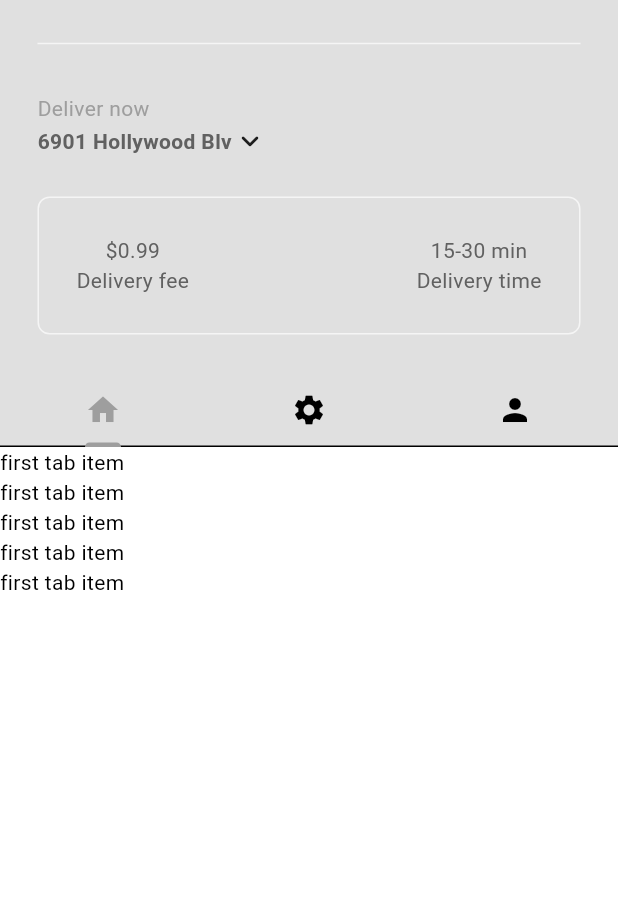
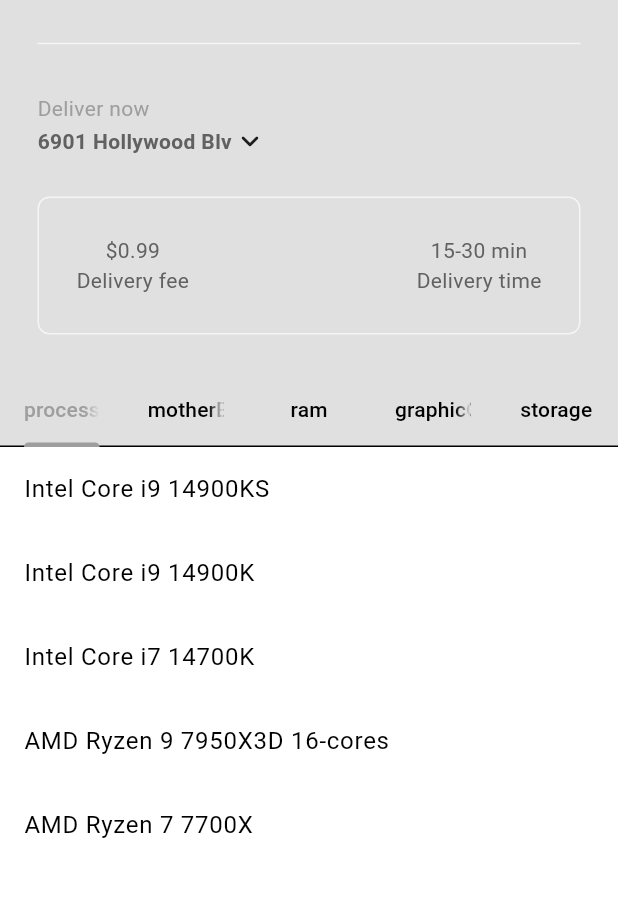
Before and after one commit to Harshana6144/computer_shop_Management_app, a Flutter app: the screen it shows after launch, after a tap on "Sign In", on a phone screen of 412 x 824 dp, the part 63-960 px from its top. Run offline on Flutter 3.47's test engine with Material 3 defaults, Android fonts, the phone set to English and light mode, and no system bars.

Commit message:
pass the values for the items names  shop dart pages from to home page

```diff
--- a/lib/components/my_tab_bar.dart
+++ b/lib/components/my_tab_bar.dart
@@ -1,4 +1,5 @@
 import 'package:flutter/material.dart';
+import 'package:food_dilivery_app/models/parts.dart';
 
 class MyTabBar extends StatelessWidget {
   final TabController tabController;
@@ -8,29 +9,21 @@ class MyTabBar extends StatelessWidget {
     required this.tabController
     });
 
+    List<Tab> _buildCategoryTabs(){
+      return PartsCategory.values.map((Category) {
+        return Tab(
+          text:Category.toString().split('.').last,
+          );
+      }).toList();
+    }
+
   @override
   Widget build(BuildContext context) {
     return Container(
-      child: TabBar(
+      child: TabBar
+      (
         controller: tabController,
-        tabs: [
-          //1st tab
-          Tab(
-            icon:Icon(Icons.home),
-        ),
-
-        //2nd tab
-           Tab(
-            icon:Icon(Icons.settings),
-        ),
-
-        //rd tab
-            Tab(
-            icon:Icon(Icons.person),
-        ),
-
-
-        ],
+        tabs: _buildCategoryTabs(),
       ),
     );
   }
--- a/lib/main.dart
+++ b/lib/main.dart
@@ -1,15 +1,22 @@
 import 'package:flutter/material.dart';
 import 'package:food_dilivery_app/auth/login_or_register.dart';
+import 'package:food_dilivery_app/models/shop.dart';
 import 'package:food_dilivery_app/themes/theme_provider.dart';
 import 'package:provider/provider.dart';
 
 
 void main() {
   runApp(
-    ChangeNotifierProvider(
-    create:(context)=>ThemeProvider(),
-    child: const MyApp(),
-    ),
+   MultiProvider(providers: [
+    //theme provider
+    ChangeNotifierProvider (create: (context) => ThemeProvider(),),
+
+    //shop provider
+    ChangeNotifierProvider (create: (context) => Shop(),),
+
+    ],
+    child:const MyApp(),
+   ),
   );
 }
 
--- a/lib/models/shop.dart
+++ b/lib/models/shop.dart
@@ -1,6 +1,8 @@
+import 'package:flutter/material.dart';
+
 import 'parts.dart';
 
-class Shop{
+class Shop extends ChangeNotifier{
 //list of parts menu
   final List<Part> _menu = [
 
@@ -75,6 +77,7 @@ class Shop{
         Addon(name: "cooler", price: 24000),
         ],
       ),
+
 //========================================================================================================================================
 
     //motherBoards
@@ -237,7 +240,168 @@ class Shop{
         ],
       ),
 
+      // for ASUS ROG Strix RTX 4080 SUPER 16GB GDDR6X
+      Part(
+      name: "ASUS ROG Strix RTX 4080 SUPER 16GB GDDR6X",
+      description: "Graphic Engine NVIDIA® GeForce RTX® 4090,Bus Standard, PCI Express 4.0, OpenGL, OpenGL®4.6, Video Memory 24GB GDDR6X, Engine ClockOC mode: 2640 MHz,Gaming mode: 2610 MHz (Boost Clock),CUDA Core 6384",
+      imagePath: "lib/images/graphicCards/card2.png",
+      price: 619000,
+      category: PartsCategory.graphicCards,
+      availableAddons: [
+        Addon(name: "Stikers", price: 1000),
+        Addon(name: "Cable ties", price: 2500),
+        Addon(name: "Stands", price: 13500),
+        ],
+      ),
 
-    //storage
+      // for ASUS ROG Strix RTX 4070 SUPER 12GB GDDR6X
+      Part(
+      name: "ASUS ROG Strix RTX 4070 SUPER 12GB GDDR6X",
+      description: "Graphic Engine NVIDIA® GeForce RTX® 4090,Bus Standard, PCI Express 4.0, OpenGL, OpenGL®4.6, Video Memory 24GB GDDR6X, Engine ClockOC mode: 2640 MHz,Gaming mode: 2610 MHz (Boost Clock),CUDA Core 6384",
+      imagePath: "lib/images/graphicCards/card3.png",
+      price: 386000,
+      category: PartsCategory.graphicCards,
+      availableAddons: [
+        Addon(name: "Stikers", price: 1000),
+        Addon(name: "Cable ties", price: 2500),
+        Addon(name: "Stands", price: 13500),
+        ],
+      ),
+
+      // for MSI GeForce RTX 4090 SUPRIM X 24G
+      Part(
+      name: " MSI GeForce RTX 4090 SUPRIM X 24G",
+      description: "Graphic Engine NVIDIA® GeForce RTX® 4090,Bus Standard, PCI Express 4.0, OpenGL, OpenGL®4.6, Video Memory 24GB GDDR6X, Engine ClockOC mode: 2640 MHz,Gaming mode: 2610 MHz (Boost Clock),CUDA Core 6384",
+      imagePath: "lib/images/graphicCards/card4.png",
+      price: 956000,
+      category: PartsCategory.graphicCards,
+      availableAddons: [
+        Addon(name: "Stikers", price: 1000),
+        Addon(name: "Cable ties", price: 2500),
+        Addon(name: "Stands", price: 13500),
+        ],
+      ),
+
+       // for MSI GeForce RTX 4070 SUPER 12G GAMING X SLIM
+      Part(
+      name: "MSI GeForce RTX 4070 SUPER 12G GAMING X SLIM",
+      description: "Graphic Engine NVIDIA® GeForce RTX® 4090,Bus Standard, PCI Express 4.0, OpenGL, OpenGL®4.6, Video Memory 24GB GDDR6X, Engine ClockOC mode: 2640 MHz,Gaming mode: 2610 MHz (Boost Clock),CUDA Core 6384",
+      imagePath: "lib/images/graphicCards/card5.png",
+      price: 350500,
+      category: PartsCategory.graphicCards,
+      availableAddons: [
+        Addon(name: "Stikers", price: 1000),
+        Addon(name: "Cable ties", price: 2500),
+        Addon(name: "Stands", price: 13500),
+        ],
+      ),
+
+      //==============================================================================================================================
+      //storage
+
+       // for ASUSTOR LOCKERSTOR 2 (AS6602T) 2 BAY WITH 2 M.2 SLOTS
+      Part(
+      name: "ASUSTOR LOCKERSTOR 2 (AS6602T) 2 BAY WITH 2 M.2 SLOTS",
+      description: "Power for the power user Bringing Double Performance, and SSD Caching to the Small Business,Two 2.5 GbE ports with up to 5 Gbps under Link AggregationDual M.2 NVMe SSD ports for fast caching,Overwhelming 4K experience,Intel Celeron quad core CPU - 30% faster than previous generation.",
+      imagePath: "lib/images/storage/nas_2.png",
+      price: 189000,
+      category: PartsCategory.storage,
+      availableAddons: [
+        Addon(name: "Stikers", price: 1000),
+        Addon(name: "Cable ties", price: 2500),
+        Addon(name: "Stands", price: 13500),
+        ],
+      ),
+
+       // for ASUSTOR DRIVESTOR 4 (AS1104T) NAS
+      Part(
+      name: "ASUSTOR DRIVESTOR 4 (AS1104T) NAS",
+      description: "Power for the power user Bringing Double Performance, and SSD Caching to the Small Business,Two 2.5 GbE ports with up to 5 Gbps under Link AggregationDual M.2 NVMe SSD ports for fast caching,Overwhelming 4K experience,Intel Celeron quad core CPU - 30% faster than previous generation.",
+      imagePath: "lib/images/storage/nas_1.png",
+      price: 165000,
+      category: PartsCategory.storage,
+      availableAddons: [
+        Addon(name: "Stikers", price: 1000),
+        Addon(name: "Cable ties", price: 2500),
+        Addon(name: "Stands", price: 13500),
+        ],
+      ),
+
+       // for ASUSTOR FLASHSTOR 6 (FS6706T)
+      Part(
+      name: "ASUSTOR FLASHSTOR 6 (FS6706T)",
+      description: "Power for the power user Bringing Double Performance, and SSD Caching to the Small Business,Two 2.5 GbE ports with up to 5 Gbps under Link AggregationDual M.2 NVMe SSD ports for fast caching,Overwhelming 4K experience,Intel Celeron quad core CPU - 30% faster than previous generation.",
+      imagePath: "lib/images/storage/nas_3.png",
+      price: 264000,
+      category: PartsCategory.storage,
+      availableAddons: [
+        Addon(name: "Stikers", price: 1000),
+        Addon(name: "Cable ties", price: 2500),
+        Addon(name: "Stands", price: 13500),
+        ],
+      ),
+
+       // for Lexar NM620 M.2 Gen3x4 NVMe 2TB
+      Part(
+      name: "Lexar NM620 M.2 Gen3x4 NVMe 2TB",
+      description: "Power for the power user Bringing Double Performance, and SSD Caching to the Small Business,Two 2.5 GbE ports with up to 5 Gbps under Link AggregationDual M.2 NVMe SSD ports for fast caching,Overwhelming 4K experience,Intel Celeron quad core CPU - 30% faster than previous generation.",
+      imagePath: "lib/images/storage/nvme_1.png",
+      price: 37500,
+      category: PartsCategory.storage,
+      availableAddons: [
+        Addon(name: "Stikers", price: 1000),
+        Addon(name: "Cable ties", price: 2500),
+        Addon(name: "Stands", price: 13500),
+        ],
+      ),
+
+       // for SAMSUNG 990 PRO SSD 1TB PCIe 4.0
+      Part(
+      name: "SAMSUNG 990 PRO SSD 1TB PCIe 4.0",
+      description: "Power for the power user Bringing Double Performance, and SSD Caching to the Small Business,Two 2.5 GbE ports with up to 5 Gbps under Link AggregationDual M.2 NVMe SSD ports for fast caching,Overwhelming 4K experience,Intel Celeron quad core CPU - 30% faster than previous generation.",
+      imagePath: "lib/images/storage/nvme_2.png",
+      price: 37500,
+      category: PartsCategory.storage,
+      availableAddons: [
+        Addon(name: "Stikers", price: 1000),
+        Addon(name: "Cable ties", price: 2500),
+        Addon(name: "Stands", price: 13500),
+        ],
+      ),
+
+
+
+
   ];
+
+  /*
+  G E T T E R S
+
+  */
+  List<Part> get menu => _menu;
+  /*
+
+  O P E R A T I O N S
+
+  */
+  //add to cart
+
+  //remove from cart
+
+  // get total price of cart
+
+  // get total number of item in the cart
+
+  //clear the cart
+
+  /*
+  H E L P E R S
+
+  */
+
+  // generate the receipt
+
+  // format double value into money
+
+  //format list of addons into a String summary
 }
--- a/lib/pages/home_page.dart
+++ b/lib/pages/home_page.dart
@@ -4,6 +4,9 @@ import 'package:food_dilivery_app/components/my_description_box.dart';
 import 'package:food_dilivery_app/components/my_drawer.dart';
 import 'package:food_dilivery_app/components/my_silver_app_bar.dart';
 import 'package:food_dilivery_app/components/my_tab_bar.dart';
+import 'package:food_dilivery_app/models/parts.dart';
+import 'package:food_dilivery_app/models/shop.dart';
+import 'package:provider/provider.dart';
 
 class HomePage extends StatefulWidget {
   const HomePage({super.key});
@@ -20,7 +23,7 @@ class _HomePageState extends State<HomePage> with SingleTickerProviderStateMixin
   @override
   void initState() {
     super.initState();
-    _tabController = TabController(length: 3, vsync: this);
+    _tabController = TabController(length: PartsCategory.values.length, vsync: this);
   }
 
   @override
@@ -29,10 +32,33 @@ class _HomePageState extends State<HomePage> with SingleTickerProviderStateMixin
     super.dispose();
   }
 
+//sort out and return a list of parts item that belong to a spesic catogery
+List <Part>_filterMenuByCategory(PartsCategory category,List<Part> fullMenu){
+  return fullMenu.where((part)=> part.category==category).toList();
+}
+
+//return list of foods in given category
+List<Widget>getPartInThisCategory(List<Part> fullMenu){
+  return PartsCategory.values.map((category) {
+    List<Part> categoryMenu = _filterMenuByCategory(category, fullMenu);
+
+    return ListView.builder(
+      itemCount: categoryMenu.length,
+      physics: const NeverScrollableScrollPhysics(),
+      padding: EdgeInsets.zero,
+      itemBuilder: (context, index) {
+        return ListTile(
+          title:Text(categoryMenu[index].name),
+        );
+      },
+    );
+  }).toList();
+}
+
   @override
   Widget build(BuildContext context) {
     return Scaffold(
-     drawer: MyDrawer(),
+     drawer: const MyDrawer(),
       body:NestedScrollView(
         headerSliverBuilder: (context,innerBoxIsScrolled) =>[
           MySliverAppBar(
@@ -47,7 +73,6 @@ class _HomePageState extends State<HomePage> with SingleTickerProviderStateMixin
                   color: Theme.of(context).colorScheme.secondary,
                 ),
 
-
                // my current location
                 const MyCurrentLocation(),
 
@@ -57,22 +82,10 @@ class _HomePageState extends State<HomePage> with SingleTickerProviderStateMixin
              ),
           ),
         ],
-        body:TabBarView(
+        body:Consumer<Shop>(builder: (context, Shop, child) => TabBarView(
           controller: _tabController,
-          children: [
-            ListView.builder(
-              itemCount:5,
-              itemBuilder: (context, index) => Text("first tab item"),
-              ),
-           ListView.builder(
-              itemCount:5,
-              itemBuilder: (context, index) => Text("second tab item"),
-              ),
-              ListView.builder(
-              itemCount:5,
-              itemBuilder: (context, index) => Text("third tab item"),
-              ),
-          ],
+          children: getPartInThisCategory(Shop.menu),
+          ),
         ),
       ),
     );
```
Also changed, not shown: lib/models/parts.dart (+8 -1 lines).
